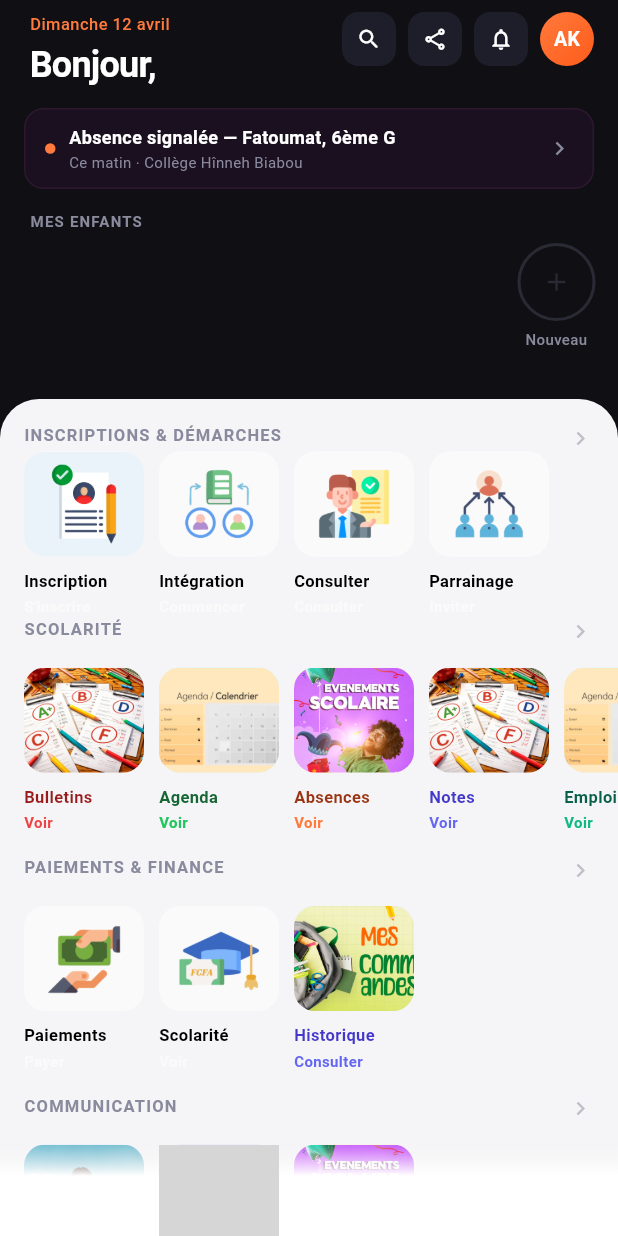
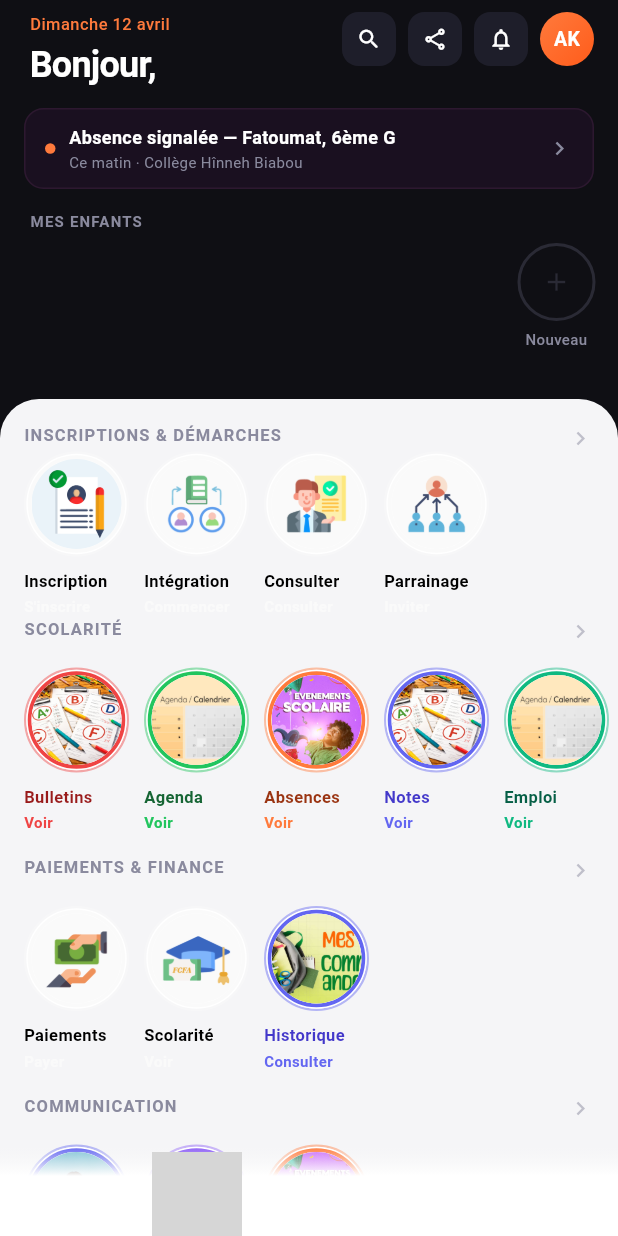
Before and after one commit to soumsmith/Pouls-Mobile, a Flutter app: the HomeScreen screen opened directly, on a phone screen of 412 x 824 dp. Run offline on Flutter 3.47's test engine with Material 3 defaults, Android fonts, the phone set to English and light mode, and no system bars; our stand-ins replace file_picker, firebase_messaging, flutter_local_notifications, flutter_screenutil, intl_phone_field, loading_animation_widget and 4 more; missing offline and left inert: record; accounts and stored records are empty; grey boxes are pictures that could not be loaded.

Commit message:
update home screen et widget

```diff
--- a/lib/screens/home_screen.dart
+++ b/lib/screens/home_screen.dart
@@ -149,7 +149,9 @@ class _HomeScreenState extends State<HomeScreen> {
 
   // Charger les notifications pour tous les enfants
   Future<void> _loadChildrenNotifications() async {
-    print('=== DÉBUT DU CHARGEMENT DES NOTIFICATIONS POUR TOUS LES ENFANTS (HOME) ===');
+    print(
+      '=== DÉBUT DU CHARGEMENT DES NOTIFICATIONS POUR TOUS LES ENFANTS (HOME) ===',
+    );
 
     // Attendre que les enfants soient chargés
     if (_children.isEmpty) {
@@ -182,14 +184,21 @@ class _HomeScreenState extends State<HomeScreen> {
 
     try {
       await Future.wait(futures);
-      print('=== FIN DU CHARGEMENT DES NOTIFICATIONS POUR TOUS LES ENFANTS ===');
+      print(
+        '=== FIN DU CHARGEMENT DES NOTIFICATIONS POUR TOUS LES ENFANTS ===',
+      );
 
       // Afficher le résumé
       for (final child in _children) {
-        final notifCount = _childrenNotifications[child.id]?.where((n) => !n.estLu).length ?? 0;
-        final hasUnpaidFees = _childrenEcheances[child.id]?.hasUnpaidFees == true;
+        final notifCount =
+            _childrenNotifications[child.id]?.where((n) => !n.estLu).length ??
+            0;
+        final hasUnpaidFees =
+            _childrenEcheances[child.id]?.hasUnpaidFees == true;
         final totalCount = notifCount + (hasUnpaidFees ? 1 : 0);
-        print('Enfant ${child.fullName}: $totalCount notification(s) (messages: $notifCount, échéance: $hasUnpaidFees)');
+        print(
+          'Enfant ${child.fullName}: $totalCount notification(s) (messages: $notifCount, échéance: $hasUnpaidFees)',
+        );
       }
     } catch (e) {
       print('Erreur lors du chargement des notifications: $e');
@@ -202,7 +211,9 @@ class _HomeScreenState extends State<HomeScreen> {
 
     // Récupérer le matricule depuis la base de données
     try {
-      final childInfo = await DatabaseService.instance.getChildInfoById(child.id);
+      final childInfo = await DatabaseService.instance.getChildInfoById(
+        child.id,
+      );
       final matricule = childInfo?['matricule'] as String?;
 
       if (matricule == null || matricule.isEmpty) {
@@ -220,14 +231,18 @@ class _HomeScreenState extends State<HomeScreen> {
 
       // Charger les messages de groupe
       try {
-        final notifications = await GroupMessageService.getGroupMessages(matricule);
+        final notifications = await GroupMessageService.getGroupMessages(
+          matricule,
+        );
         if (mounted) {
           setState(() {
             _childrenNotifications[child.id] = notifications;
             _childrenNotificationsLoading[child.id] = false;
           });
         }
-        print('Messages chargés pour ${child.fullName}: ${notifications.length}');
+        print(
+          'Messages chargés pour ${child.fullName}: ${notifications.length}',
+        );
       } catch (e) {
         print('Erreur messages pour ${child.fullName}: $e');
         if (mounted) {
@@ -239,14 +254,17 @@ class _HomeScreenState extends State<HomeScreen> {
 
       // Charger les notifications d'échéance
       try {
-        final echeanceNotification = await EcheanceService.getEcheanceNotification(matricule);
+        final echeanceNotification =
+            await EcheanceService.getEcheanceNotification(matricule);
         if (mounted) {
           setState(() {
             _childrenEcheances[child.id] = echeanceNotification;
             _childrenEcheancesLoading[child.id] = false;
           });
         }
-        print('Échéance chargée pour ${child.fullName}: ${echeanceNotification.hasUnpaidFees ? 'Impayée' : 'Régulière'}');
+        print(
+          'Échéance chargée pour ${child.fullName}: ${echeanceNotification.hasUnpaidFees ? 'Impayée' : 'Régulière'}',
+        );
       } catch (e) {
         print('Erreur échéance pour ${child.fullName}: $e');
         if (mounted) {
@@ -255,7 +273,6 @@ class _HomeScreenState extends State<HomeScreen> {
           });
         }
       }
-
     } catch (e) {
       print('Erreur générale pour ${child.fullName}: $e');
       if (mounted) {
@@ -1453,6 +1470,13 @@ class _HomeScreenState extends State<HomeScreen> {
     required VoidCallback onTap,
     bool enableBorder = false,
     Color? borderColor,
+    bool enableInnerBorder = true,
+    bool enableOuterBorder = true,
+    Color? innerBorderColor,
+    double imageBorderRadius = 50,
+    double width = 70,
+    double height = 100,
+    double doubleBorderGap = 1.0,
   }) {
     final isDark = _themeService.isDarkMode;
     return Row(
@@ -1462,13 +1486,14 @@ class _HomeScreenState extends State<HomeScreen> {
           index: index,
           cardKey: cardKey,
           title: title,
-          width: 80,
-          height: 100,
+          width: width,
+          height: height,
           imageFlex: 2,
           imagePath: imagePath,
           isDark: isDark,
           titleFontSize: 11,
-          imageBorderRadius: 14,
+          imageBorderRadius: imageBorderRadius,
+          doubleBorderGap: doubleBorderGap,
           color: color,
           backgroundColor: isDark
               ? backgroundColor.withOpacity(0.15)
@@ -1476,9 +1501,10 @@ class _HomeScreenState extends State<HomeScreen> {
           textColor: isDark ? color.withOpacity(0.75) : textColor,
           actionText: actionText,
           //actionTextColor: color,
-          enableBorder: enableBorder,
-          borderColor: borderColor,
           onTap: onTap,
+          enableInnerBorder: enableInnerBorder,
+          enableOuterBorder: enableOuterBorder,
+          innerBorderColor: innerBorderColor,
         ),
         const SizedBox(width: 10),
       ],
--- a/lib/widgets/image_menu_card_external_title.dart
+++ b/lib/widgets/image_menu_card_external_title.dart
@@ -31,9 +31,14 @@ class ImageMenuCardExternalTitle extends StatelessWidget {
   final VoidCallback? onButtonTap;
   final VoidCallback onTap;
   final bool enableGradient;
-  final bool enableBorder;
-  final Color? borderColor;
   final bool centerTitle;
+  final bool enableInnerBorder;
+  final bool enableOuterBorder;
+  final Color? innerBorderColor;
+  final Color? outerBorderColor;
+  final double innerBorderWidth;
+  final double outerBorderWidth;
+  final double doubleBorderGap;
 
   const ImageMenuCardExternalTitle({
     super.key,
@@ -64,10 +69,15 @@ class ImageMenuCardExternalTitle extends StatelessWidget {
     this.buttonTextColor,
     this.onButtonTap,
     this.enableGradient = false,
-    this.enableBorder = false,
-    this.borderColor,
     this.centerTitle = false,
     required this.onTap,
+    this.enableInnerBorder = false,
+    this.enableOuterBorder = false,
+    this.innerBorderColor,
+    this.outerBorderColor,
+    this.innerBorderWidth = 2.5,
+    this.outerBorderWidth = 1.5,
+    this.doubleBorderGap = 3.0,
   });
 
   @override
@@ -90,94 +100,10 @@ class ImageMenuCardExternalTitle extends StatelessWidget {
                   : CrossAxisAlignment.start,
               mainAxisSize: MainAxisSize.min,
               children: [
-                // ── Image card ──────────────────────────────────────────
                 SizedBox(
                   height: height != null ? height! * 0.7 : 70,
-                  child: Container(
-                    width: width ?? double.infinity,
-                    decoration: BoxDecoration(
-                      color:
-                          backgroundColor ??
-                          (isDark
-                              ? const Color(0xFF1E1E1E)
-                              : AppColors.screenCard),
-                      borderRadius: BorderRadius.circular(
-                        imageBorderRadius ?? 20,
-                      ),
-                      border: enableBorder
-                          ? Border.all(
-                              color:
-                                  borderColor ??
-                                  (color ?? AppColors.screenOrange).withOpacity(
-                                    0.3,
-                                  ),
-                              width: 0.5,
-                            )
-                          : null,
-                    ),
-                    child: Stack(
-                      children: [
-                        ClipRRect(
-                          borderRadius: BorderRadius.circular(
-                            imageBorderRadius ?? 20,
-                          ),
-                          child: Stack(
-                            children: [
-                              Positioned.fill(
-                                child: ColoredBox(
-                                  color:
-                                      color?.withOpacity(0.1) ??
-                                      AppColors.screenCard.withOpacity(0.1),
-                                  child: _buildImageOrIcon(context),
-                                ),
-                              ),
-                              if (enableGradient)
-                                Positioned.fill(
-                                  child: DecoratedBox(
-                                    decoration: BoxDecoration(
-                                      gradient: LinearGradient(
-                                        begin: Alignment.topCenter,
-                                        end: Alignment.bottomCenter,
-                                        colors: [
-                                          Colors.transparent,
-                                          Colors.black.withOpacity(0.1),
-                                        ],
-                                      ),
-                                    ),
-                                  ),
-                                ),
-                            ],
-                          ),
-                        ),
-                        if (tag != null)
-                          Positioned(
-                            top: 8,
-                            right: 8,
-                            child: Container(
-                              padding: const EdgeInsets.symmetric(
-                                horizontal: 8,
-                                vertical: 4,
-                              ),
-                              decoration: BoxDecoration(
-                                color: color,
-                                borderRadius: BorderRadius.circular(12),
-                              ),
-                              child: Text(
-                                tag!,
-                                style: const TextStyle(
-                                  color: Colors.white,
-                                  fontSize: 10,
-                                  fontWeight: FontWeight.w600,
-                                ),
-                              ),
-                            ),
-                          ),
-                      ],
-                    ),
-                  ),
+                  child: _buildCardWithDoubleBorder(context),
                 ),
-
-                // ── Titre externe ───────────────────────────────────────
                 if (title?.isNotEmpty == true) ...[
                   SizedBox(height: externalTitleSpacing ?? 4),
                   ConstrainedBox(
@@ -203,8 +129,7 @@ class ImageMenuCardExternalTitle extends StatelessWidget {
                                   titleFontSize ?? 11,
                                 ),
                                 fontWeight: FontWeight.w700,
-                                color:
-                                    textColor ??
+                                color: textColor ??
                                     (isDark
                                         ? Colors.white
                                         : AppColors.screenTextPrimary),
@@ -221,19 +146,16 @@ class ImageMenuCardExternalTitle extends StatelessWidget {
                               child: Text(
                                 subtitle!,
                                 style: TextStyle(
-                                  fontSize: textSizeService.getScaledFontSize(
-                                    9,
-                                  ),
+                                  fontSize:
+                                      textSizeService.getScaledFontSize(9),
                                   fontWeight: FontWeight.w500,
-                                  color:
-                                      textColor?.withOpacity(0.7) ??
+                                  color: textColor?.withOpacity(0.7) ??
                                       (isDark
                                           ? Colors.white70
                                           : AppColors.screenTextSecondary),
                                 ),
-                                textAlign: centerTitle
-                                    ? TextAlign.center
-                                    : null,
+                                textAlign:
+                                    centerTitle ? TextAlign.center : null,
                                 maxLines: 1,
                                 overflow: TextOverflow.ellipsis,
                               ),
@@ -252,8 +174,7 @@ class ImageMenuCardExternalTitle extends StatelessWidget {
                                       fontSize: textSizeService
                                           .getScaledFontSize(10),
                                       fontWeight: FontWeight.w700,
-                                      color:
-                                          actionTextColor ??
+                                      color: actionTextColor ??
                                           color ??
                                           AppColors.screenOrange,
                                     ),
@@ -279,12 +200,10 @@ class ImageMenuCardExternalTitle extends StatelessWidget {
                                       Icon(
                                         Icons.location_on_outlined,
                                         size: 10,
-                                        color:
-                                            textColor?.withOpacity(0.5) ??
+                                        color: textColor?.withOpacity(0.5) ??
                                             (isDark
                                                 ? Colors.white54
-                                                : AppColors
-                                                      .screenTextSecondary),
+                                                : AppColors.screenTextSecondary),
                                       ),
                                       const SizedBox(width: 2),
                                       Flexible(
@@ -293,12 +212,11 @@ class ImageMenuCardExternalTitle extends StatelessWidget {
                                           style: TextStyle(
                                             fontSize: textSizeService
                                                 .getScaledFontSize(9),
-                                            color:
-                                                textColor?.withOpacity(0.5) ??
+                                            color: textColor?.withOpacity(0.5) ??
                                                 (isDark
                                                     ? Colors.white54
                                                     : AppColors
-                                                          .screenTextSecondary),
+                                                        .screenTextSecondary),
                                           ),
                                           overflow: TextOverflow.ellipsis,
                                           maxLines: 1,
@@ -321,8 +239,7 @@ class ImageMenuCardExternalTitle extends StatelessWidget {
                               child: ElevatedButton(
                                 onPressed: onButtonTap ?? () {},
                                 style: ElevatedButton.styleFrom(
-                                  backgroundColor:
-                                      buttonColor ??
+                                  backgroundColor: buttonColor ??
                                       color ??
                                       AppColors.screenOrange,
                                   foregroundColor:
@@ -339,9 +256,8 @@ class ImageMenuCardExternalTitle extends StatelessWidget {
                                 child: Text(
                                   buttonText!,
                                   style: TextStyle(
-                                    fontSize: textSizeService.getScaledFontSize(
-                                      10,
-                                    ),
+                                    fontSize: textSizeService
+                                        .getScaledFontSize(10),
                                     fontWeight: FontWeight.w600,
                                   ),
                                   maxLines: 1,
@@ -363,6 +279,126 @@ class ImageMenuCardExternalTitle extends StatelessWidget {
     );
   }
 
+  Widget _buildCardWithDoubleBorder(BuildContext context) {
+    final radius = imageBorderRadius ?? 20.0;
+    final effectiveColor = color ?? AppColors.screenOrange;
+
+    Widget card = _buildBaseCard(context, radius);
+
+    if (enableInnerBorder) {
+      card = Container(
+        decoration: BoxDecoration(
+          borderRadius: BorderRadius.circular(radius + innerBorderWidth),
+          border: Border.all(
+            color: innerBorderColor ?? effectiveColor,
+            width: innerBorderWidth,
+          ),
+        ),
+        child: card,
+      );
+    }
+
+    if (enableInnerBorder && enableOuterBorder) {
+      card = Container(
+        decoration: BoxDecoration(
+          borderRadius: BorderRadius.circular(
+            radius + innerBorderWidth + doubleBorderGap,
+          ),
+          color: isDark ? const Color(0xFF121212) : Colors.white,
+        ),
+        padding: EdgeInsets.all(doubleBorderGap),
+        child: card,
+      );
+    }
+
+    if (enableOuterBorder) {
+      card = Container(
+        decoration: BoxDecoration(
+          borderRadius: BorderRadius.circular(
+            radius + innerBorderWidth + doubleBorderGap + outerBorderWidth,
+          ),
+          border: Border.all(
+            color: (outerBorderColor ?? effectiveColor).withOpacity(0.45),
+            width: outerBorderWidth,
+          ),
+        ),
+        child: card,
+      );
+    }
+
+    return SizedBox(
+      width: width ?? double.infinity,
+      child: card,
+    );
+  }
+
+  Widget _buildBaseCard(BuildContext context, double radius) {
+    return Container(
+      width: width ?? double.infinity,
+      decoration: BoxDecoration(
+        color: backgroundColor ??
+            (isDark ? const Color(0xFF1E1E1E) : AppColors.screenCard),
+        borderRadius: BorderRadius.circular(radius),
+      ),
+      child: Stack(
+        children: [
+          ClipRRect(
+            borderRadius: BorderRadius.circular(radius),
+            child: Stack(
+              children: [
+                Positioned.fill(
+                  child: ColoredBox(
+                    color: color?.withOpacity(0.1) ??
+                        AppColors.screenCard.withOpacity(0.1),
+                    child: _buildImageOrIcon(context),
+                  ),
+                ),
+                if (enableGradient)
+                  Positioned.fill(
+                    child: DecoratedBox(
+                      decoration: BoxDecoration(
+                        gradient: LinearGradient(
+                          begin: Alignment.topCenter,
+                          end: Alignment.bottomCenter,
+                          colors: [
+                            Colors.transparent,
+                            Colors.black.withOpacity(0.1),
+                          ],
+                        ),
+                      ),
+                    ),
+                  ),
+              ],
+            ),
+          ),
+          if (tag != null)
+            Positioned(
+              top: 8,
+              right: 8,
+              child: Container(
+                padding: const EdgeInsets.symmetric(
+                  horizontal: 8,
+                  vertical: 4,
+                ),
+                decoration: BoxDecoration(
+                  color: color,
+                  borderRadius: BorderRadius.circular(12),
+                ),
+                child: Text(
+                  tag!,
+                  style: const TextStyle(
+                    color: Colors.white,
+                    fontSize: 10,
+                    fontWeight: FontWeight.w600,
+                  ),
+                ),
+              ),
+            ),
+        ],
+      ),
+    );
+  }
+
   Widget _buildSmallButton(TextSizeService textSizeService) {
     return SizedBox(
       height: 22,
@@ -373,7 +409,9 @@ class ImageMenuCardExternalTitle extends StatelessWidget {
           foregroundColor: buttonTextColor ?? Colors.white,
           elevation: 0,
           padding: const EdgeInsets.symmetric(horizontal: 6, vertical: 2),
-          shape: RoundedRectangleBorder(borderRadius: BorderRadius.circular(4)),
+          shape: RoundedRectangleBorder(
+            borderRadius: BorderRadius.circular(4),
+          ),
           minimumSize: Size.zero,
           tapTargetSize: MaterialTapTargetSize.shrinkWrap,
         ),
```
